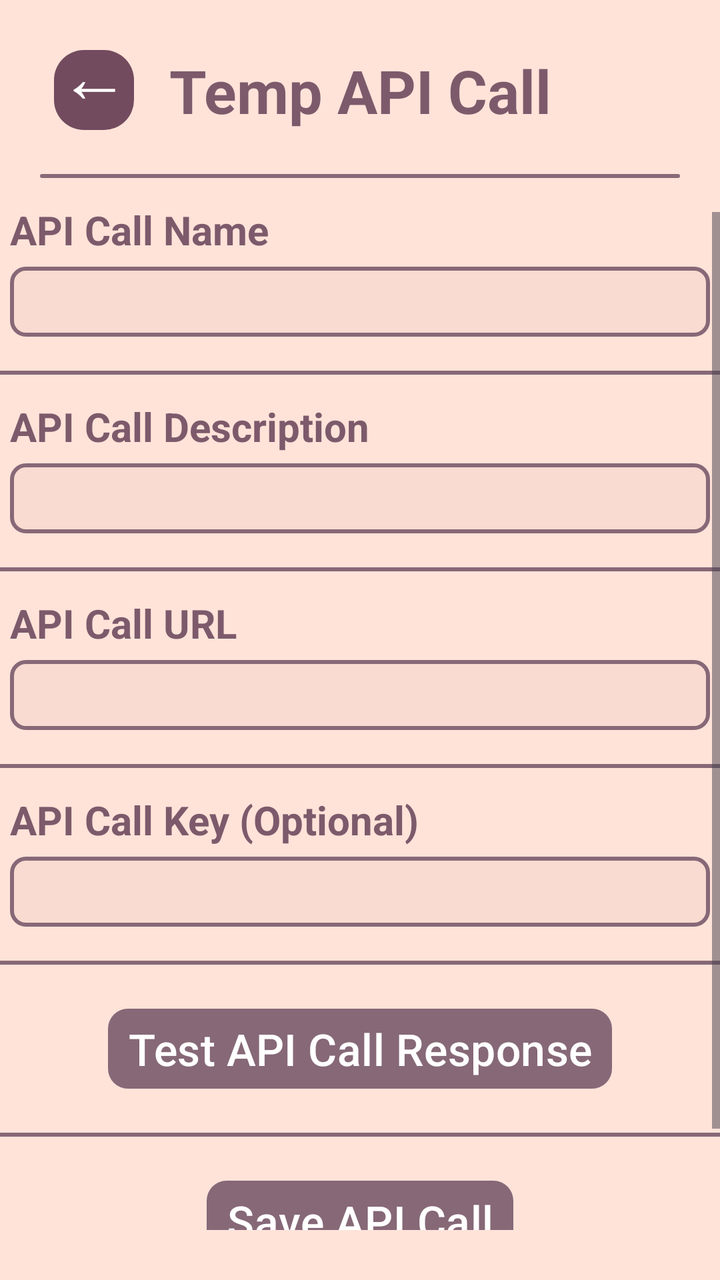
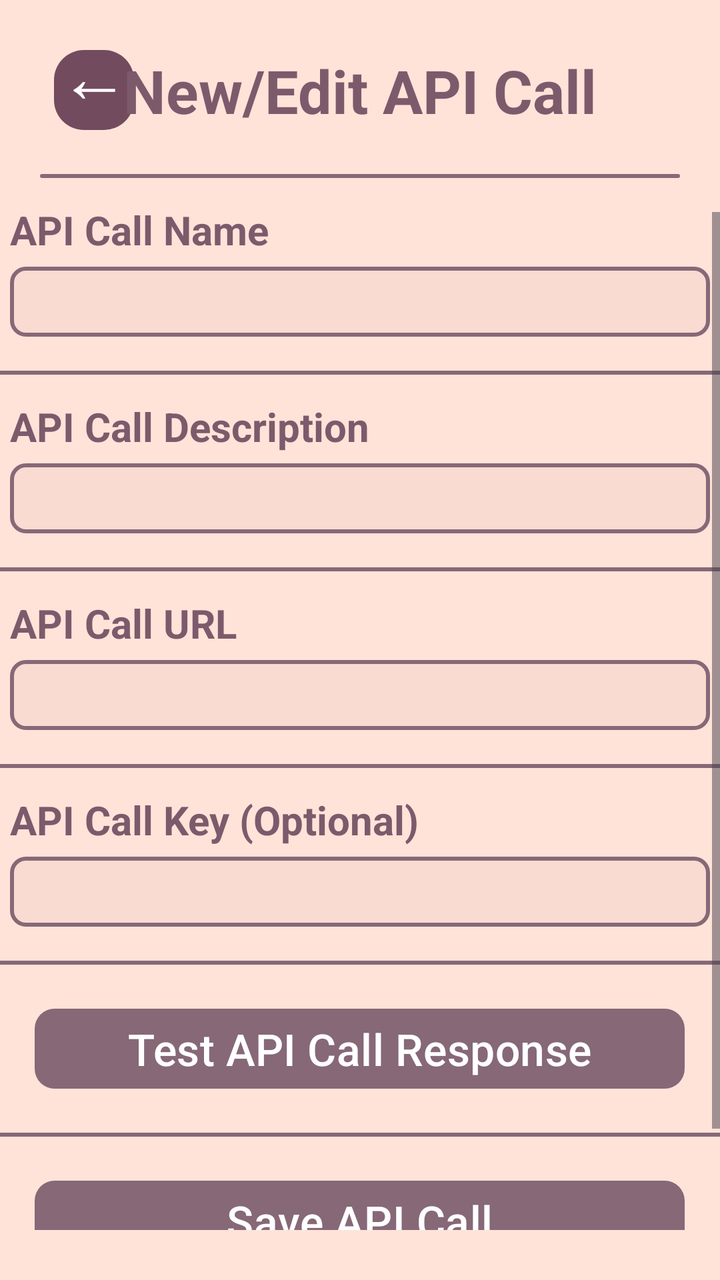

An Android layout rendered at two revisions. The XML below is the earlier revision; the diff shows what the commit changed to produce the second picture.
<!-- AndroidManifest.xml: application theme Theme.CapstoneProject -->
<!-- res/layout/activity_save_edit_call.xml -->
<?xml version="1.0" encoding="utf-8"?>
<LinearLayout xmlns:android="http://schemas.android.com/apk/res/android"
    xmlns:app="http://schemas.android.com/apk/res-auto"
    xmlns:tools="http://schemas.android.com/tools"
    android:id="@+id/main"
    style="@style/save_edit_background"
    tools:context=".SaveEditCallActivity">

    <androidx.constraintlayout.widget.ConstraintLayout
        android:id="@+id/save_edit_title_bar"
        style="@style/save_edit_title_bar"
        app:layout_constraintTop_toTopOf="parent"
        app:layout_constraintLeft_toLeftOf="parent"
        app:layout_constraintRight_toRightOf="parent">

        <Button
            android:id="@+id/back_button"
            style="@style/save_edit_back_button"
            android:text="@string/back"
            app:layout_constraintTop_toTopOf="@id/save_edit_title"
            app:layout_constraintBottom_toBottomOf="@id/save_edit_title"
            app:layout_constraintLeft_toLeftOf="parent"
            app:layout_constraintRight_toRightOf="parent"
            app:layout_constraintHorizontal_bias="0.025"/>

        <TextView
            android:id="@+id/save_edit_title"
            style="@style/save_edit_title"
            android:text="@string/placeholder_call"
            app:layout_constraintTop_toTopOf="parent"
            app:layout_constraintBottom_toBottomOf="parent"
            app:layout_constraintLeft_toLeftOf="parent"
            app:layout_constraintRight_toRightOf="parent"/>

    </androidx.constraintlayout.widget.ConstraintLayout>

    <View style="@style/save_edit_separator"/>

    <ScrollView style="@style/save_edit_scroll"
        android:layout_weight="1">

        <LinearLayout style="@style/save_edit_scroll"
            android:layout_width="410dp">

            <TextView
            android:id="@+id/name_label"
            style="@style/save_edit_label"
            android:text="@string/call_name"
            android:labelFor="@id/name_field"/>

            <EditText
                android:id="@+id/name_field"
                style="@style/save_edit_field"
                android:autofillHints=""/>

            <View style="@style/save_edit_separator"/>

            <TextView
                android:id="@+id/description_label"
                style="@style/save_edit_label"
                android:text="@string/call_description"
                android:labelFor="@id/description_field"/>

            <EditText
                android:id="@+id/description_field"
                style="@style/save_edit_field"
                android:autofillHints=""/>

            <View style="@style/save_edit_separator"/>

            <TextView
                android:id="@+id/url_label"
                style="@style/save_edit_label"
                android:text="@string/call_url"
                android:labelFor="@id/url_field"/>

            <EditText
                android:id="@+id/url_field"
                style="@style/save_edit_field"
                android:inputType="textUri"
                android:autofillHints=""/>

            <View style="@style/save_edit_separator"/>

            <TextView
                android:id="@+id/key_label"
                style="@style/save_edit_label"
                android:text="@string/call_key"
                android:labelFor="@id/key_field"/>

            <EditText
                android:id="@+id/key_field"
                style="@style/save_edit_field"
                android:autofillHints=""/>

            <View style="@style/save_edit_separator"/>

            <Button
                android:id="@+id/response_button"
                style="@style/save_edit_button"
                android:text="@string/call_response"/>

            <View style="@style/save_edit_separator"/>

            <Button
                android:id="@+id/save_button"
                style="@style/save_edit_button"
                android:text="@string/call_save"/>

            <View style="@style/save_edit_separator"/>

        </LinearLayout>

    </ScrollView>

</LinearLayout>
<!-- resources referenced by this layout -->
<resources>
  <string name="back">←</string>
  <string name="call_description">API Call Description</string>
  <string name="call_key">API Call Key (Optional)</string>
  <string name="call_name">API Call Name</string>
  <string name="call_response">Test API Call Response</string>
  <string name="call_save">Save API Call</string>
  <string name="call_url">API Call URL</string>
  <string name="placeholder_call">Temp API Call</string>
  <style name="save_edit_button">
          <item name="android:layout_width">wrap_content</item>
          <item name="android:layout_height">40dp</item>
          <item name="android:minHeight">0dp</item>
          <item name="android:paddingVertical">0dp</item>
          <item name="android:paddingHorizontal">10dp</item>
          <item name="android:insetTop">0dp</item>
          <item name="android:insetBottom">0dp</item>
          <item name="android:layout_marginVertical">5dp</item>
          <item name="android:textSize">22sp</item>
          <item name="android:textColor">@color/white</item>
          <item name="backgroundTint">@null</item>
          <item name="android:background">@drawable/save_edit_button</item>
      </style>
  <style name="save_edit_field">
          <item name="android:layout_width">350dp</item>
          <item name="android:layout_height">35dp</item>
          <item name="android:paddingHorizontal">10dp</item>
          <item name="android:textSize">18sp</item>
          <item name="android:textColor">@color/dusty_lavender</item>
          <item name="android:inputType">text</item>
          <item name="android:background">@drawable/text_background</item>
      </style>
  <style name="save_edit_scroll">
          <item name="android:layout_width">match_parent</item>
          <item name="android:layout_height">wrap_content</item>
          <item name="android:orientation">vertical</item>
          <item name="android:layout_gravity">center_horizontal</item>
          <item name="android:gravity">center_horizontal</item>
      </style>
  <style name="save_edit_title">
          <item name="android:layout_width">wrap_content</item>
          <item name="android:layout_height">wrap_content</item>
          <item name="android:textSize">30sp</item>
          <item name="android:textStyle">bold</item>
          <item name="android:textColor">@color/dusty_lavender</item>
      </style>
  <style name="save_edit_title_bar">
          <item name="android:layout_width">match_parent</item>
          <item name="android:layout_height">40dp</item>
          <item name="android:layout_marginBottom">5dp</item>
      </style>
  <style name="Theme.CapstoneProject" parent="Base.Theme.CapstoneProject" />
  <color name="mauve_shadow_light">#734B5E</color>
  <!-- drawable menu_button (drawable) -->
  <?xml version="1.0" encoding="utf-8"?>
  <shape android:shape="rectangle"
      xmlns:android="http://schemas.android.com/apk/res/android">
      <solid android:color="@color/mauve_shadow_light"/>
  
      <corners android:radius="15dp"/>
  </shape>
  <color name="soft_blush">#FFE3D9</color>
  <color name="white">#FFFFFFFF</color>
  <!-- drawable save_edit_button (drawable) -->
  <?xml version="1.0" encoding="utf-8"?>
  <shape android:shape="rectangle"
      xmlns:android="http://schemas.android.com/apk/res/android">
      <solid android:color="@color/dusty_mauve_dark"/>
      <corners android:radius="10dp"/>
  </shape>
  <color name="dusty_lavender">#7D5A6B</color>
  <!-- drawable text_background (drawable) -->
  <?xml version="1.0" encoding="utf-8"?>
  <shape android:shape="rectangle"
      xmlns:android="http://schemas.android.com/apk/res/android">
      <solid android:color="@color/almond_silk_light"/>
          <stroke android:width="2dp" android:color="@color/dusty_mauve_dark"/>
      <corners android:radius="7dp"/>
  </shape>
  <style name="Base.Theme.CapstoneProject" parent="Theme.Material3.DayNight.NoActionBar">
          
          
      </style>
  <color name="dusty_mauve_dark">#866877</color>
  <color name="almond_silk_light">#FADBD1</color>
  <!-- unchanged entries left out for length: 4 -->
</resources>

<!-- the commit's change to res/layout/activity_save_edit_call.xml (unified diff, before → after) -->
@@ -26,7 +26,7 @@
         <TextView
             android:id="@+id/save_edit_title"
             style="@style/save_edit_title"
-            android:text="@string/placeholder_call"
+            android:text="@string/save_edit_title"
             app:layout_constraintTop_toTopOf="parent"
             app:layout_constraintBottom_toBottomOf="parent"
             app:layout_constraintLeft_toLeftOf="parent"
@@ -91,7 +91,8 @@
             <EditText
                 android:id="@+id/key_field"
                 style="@style/save_edit_field"
-                android:autofillHints=""/>
+                android:autofillHints=""
+                android:inputType="textVisiblePassword"/>
 
             <View style="@style/save_edit_separator"/>
 
<!-- resource entries referenced after the edit -->
@@ -7,9 +7,9 @@
   <string name="call_response">Test API Call Response</string>
   <string name="call_save">Save API Call</string>
   <string name="call_url">API Call URL</string>
-  <string name="placeholder_call">Temp API Call</string>
+  <string name="save_edit_title">New/Edit API Call</string>
   <style name="save_edit_button">
-          <item name="android:layout_width">wrap_content</item>
+          <item name="android:layout_width">325dp</item>
           <item name="android:layout_height">40dp</item>
           <item name="android:minHeight">0dp</item>
           <item name="android:paddingVertical">0dp</item>
@@ -25,6 +25,7 @@
   <style name="save_edit_field">
           <item name="android:layout_width">350dp</item>
           <item name="android:layout_height">35dp</item>
+          <item name="android:paddingVertical">5dp</item>
           <item name="android:paddingHorizontal">10dp</item>
           <item name="android:textSize">18sp</item>
           <item name="android:textColor">@color/dusty_lavender</item>
